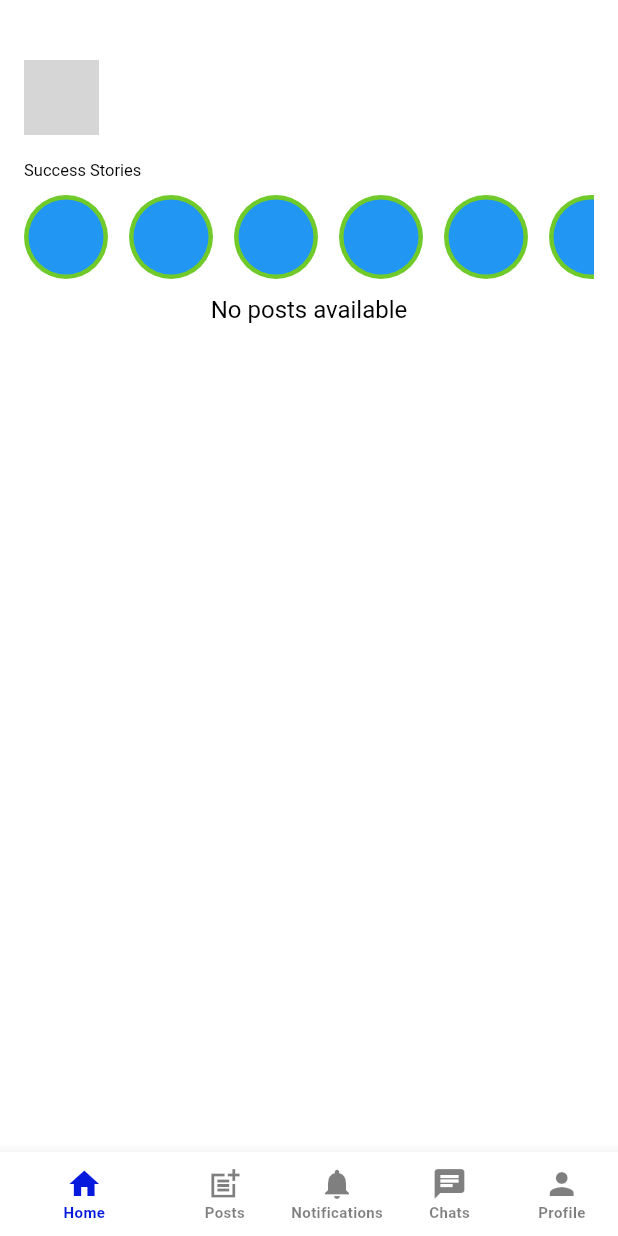
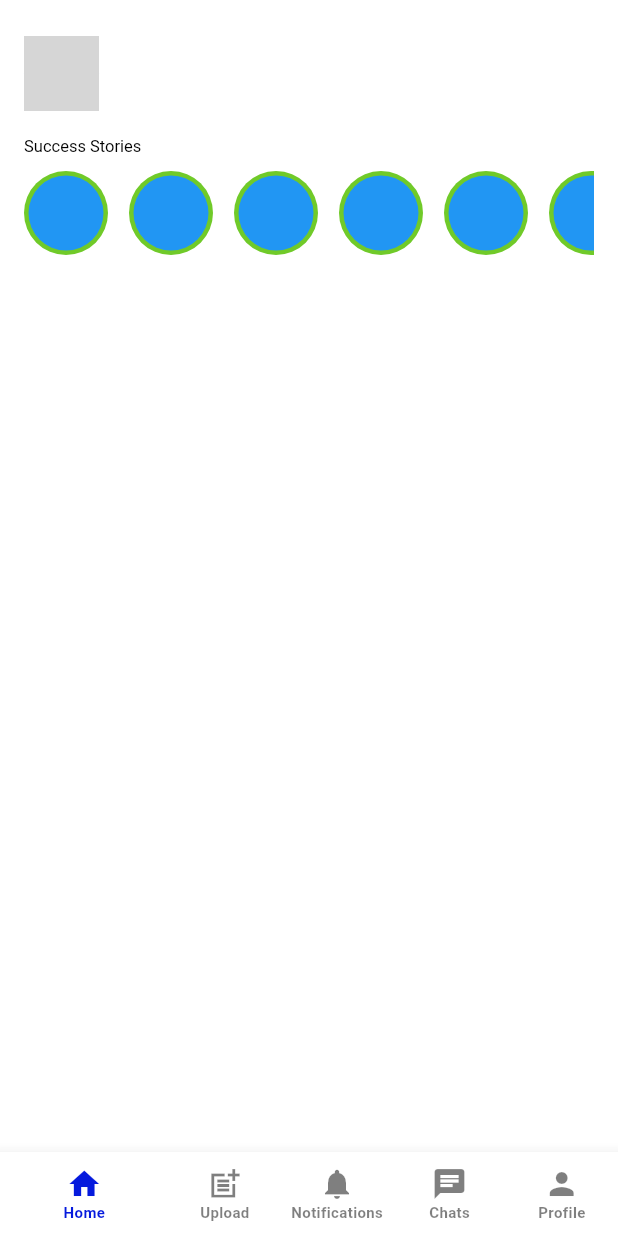
Before and after one commit to maaxkhann/Social-Media-App, a Flutter app: the CustomBottomNavBar screen opened by its route, on a phone screen of 412 x 824 dp. Run offline on Flutter 3.47's test engine with Material 3 defaults, Android fonts, the phone set to English and light mode, and no system bars; our stand-ins replace cloud_firestore, firebase_auth, firebase_core, firebase_storage, flutter_easyloading, get and 5 more; missing offline and left inert: video_thumbnail; accounts and stored records are empty; network calls fail; Roboto replaces fonts that are missing (Poppins); grey boxes are pictures that could not be loaded.

Commit message:
chat UI done

```diff
--- a/lib/components/custom_bottom_nav_bar.dart
+++ b/lib/components/custom_bottom_nav_bar.dart
@@ -59,7 +59,7 @@ class _CustomBottomNavBarState extends State<CustomBottomNavBar> {
             BottomNavigationBarItem(icon: Icon(Icons.home), label: 'Home'),
             BottomNavigationBarItem(
               icon: Icon(Icons.post_add_sharp),
-              label: 'Posts',
+              label: 'Upload',
             ),
             BottomNavigationBarItem(
               icon: Icon(Icons.notifications),
--- a/lib/constants/app_colors.dart
+++ b/lib/constants/app_colors.dart
@@ -7,4 +7,5 @@ class AppColors {
   static const blue = Color(0xFF051ADD);
   static const yellow = Color(0xFF70CA29);
   static const lightGrey = Color(0xFFD9D9D9);
+  static const lightShadeGrey = Color(0xFFC6C0C0);
 }
--- a/lib/controllers/notifications_controller.dart
+++ b/lib/controllers/notifications_controller.dart
@@ -179,7 +179,7 @@ class NotificationsController {
         .collection('Comments')
         .doc(commentId)
         .collection('Replies')
-        // .orderBy('timeStamp', descending: false)
+        .orderBy('timestamp', descending: false)
         .limit(5);
 
     if (lastReplyDocs[commentId] != null) {
--- a/lib/routes/app_pages.dart
+++ b/lib/routes/app_pages.dart
@@ -7,6 +7,7 @@ import 'package:social_media/views/auth/login_view.dart';
 import 'package:social_media/views/auth/otp_screen.dart';
 import 'package:social_media/views/auth/register_view.dart';
 import 'package:social_media/views/auth/splash_view.dart';
+import 'package:social_media/views/chat/chat_view.dart';
 import 'package:social_media/views/chat/messages_view.dart';
 import 'package:social_media/views/post/full_post_screen.dart';
 import 'package:social_media/views/notification/notifications_view.dart';
@@ -67,5 +68,10 @@ class AppPages {
       transition: Transition.fadeIn,
       page: () => MessagesView(),
     ),
+    GetPage(
+      name: AppRoutes.chatView,
+      transition: Transition.fadeIn,
+      page: () => ChatView(),
+    ),
   ];
 }
--- a/lib/routes/app_routes.dart
+++ b/lib/routes/app_routes.dart
@@ -8,4 +8,5 @@ abstract class AppRoutes {
   static const fullPostScreen = "/fullPostScreen";
   static const profileView = "/profileView";
   static const messagesView = "/messagesView";
+  static const chatView = "/chatView";
 }
--- a/lib/views/chat/messages_view.dart
+++ b/lib/views/chat/messages_view.dart
@@ -4,7 +4,7 @@ import 'package:social_media/constants/app_colors.dart';
 import 'package:social_media/constants/app_text.dart';
 import 'package:social_media/controllers/profile_controller.dart';
 import 'package:social_media/extensions/sized_box.dart';
-import 'package:social_media/views/chat/widgets/chat_appbar.dart';
+import 'package:social_media/views/chat/widgets/message_appbar.dart';
 import 'package:social_media/views/chat/widgets/group_widget.dart';
 import 'package:social_media/views/chat/widgets/messages_widget.dart';
 import 'package:social_media/views/chat/widgets/stories_list.dart';
@@ -41,7 +41,7 @@ class _MessagesViewState extends State<MessagesView>
                 pinned: true,
                 expandedHeight: 115,
                 flexibleSpace: FlexibleSpaceBar(
-                  background: ChatAppBar(
+                  background: MessageAppBar(
                     tabController: tabController,
                     image: profileController.userModel.value?.image,
                   ),
--- a/lib/views/home/home_view.dart
+++ b/lib/views/home/home_view.dart
@@ -9,21 +9,50 @@ import 'package:social_media/extensions/sized_box.dart';
 import 'package:social_media/models/post_model.dart';
 import 'package:social_media/views/home/widgets/home_posts_widget.dart';
 
-class HomeView extends StatelessWidget {
+class HomeView extends StatefulWidget {
   const HomeView({super.key});
 
   @override
-  Widget build(BuildContext context) {
+  State<HomeView> createState() => _HomeViewState();
+}
+
+class _HomeViewState extends State<HomeView> {
+  final scrollController = ScrollController();
   final postController = Get.find<PostController>();
   final profileController = Get.find<ProfileController>();
+
+  @override
+  void initState() {
+    super.initState();
+    scrollController.addListener(_onScroll);
+  }
+
+  void _onScroll() {
+    if (scrollController.position.pixels >=
+            scrollController.position.maxScrollExtent - 200 &&
+        !postController.isLoadingMorePosts.value &&
+        postController.hasMore) {
+      postController.fetchMorePosts();
+    }
+  }
+
+  @override
+  Widget build(BuildContext context) {
     return Scaffold(
-      body: SingleChildScrollView(
-        padding: const EdgeInsets.symmetric(horizontal: 16),
-        child: Column(
-          crossAxisAlignment: CrossAxisAlignment.start,
+      body: Obx(() {
+        final posts = postController.posts;
+        if (postController.isPostsLoading.value) {
+          return Center(child: CircularProgressIndicator());
+        }
+
+        return ListView(
+          controller: scrollController,
+          padding: const EdgeInsets.symmetric(horizontal: 16, vertical: 24),
           children: [
-            40.spaceY,
-            Obx(() {
+            // Header avatar
+            Align(
+              alignment: Alignment.topLeft,
+              child: Obx(() {
                 return CircleAvatar(
                   radius: 25,
                   foregroundImage: NetworkImage(
@@ -32,50 +61,30 @@ class HomeView extends StatelessWidget {
                   ),
                 );
               }),
+            ),
             18.spaceY,
+
+            // Stories
             CustomText(title: 'Success Stories', size: 11),
             11.spaceY,
             StoriesWidget(),
-            // CustomTextField(hintText: 'Write something'),
             13.spaceY,
-            StreamBuilder<List<PostModel>>(
-              stream: postController.getPostsStream(),
-              builder: (context, snapshot) {
-                if (snapshot.connectionState == ConnectionState.waiting) {
-                  return const Center(child: CircularProgressIndicator());
-                }
 
-                if (!snapshot.hasData || snapshot.data!.isEmpty) {
-                  return const Center(
-                    child: CustomText(title: 'No posts available', size: 16),
-                  );
-                }
-
-                final posts = snapshot.data!;
-
-                return ListView.separated(
-                  itemCount: posts.length,
-                  shrinkWrap: true,
-                  physics: NeverScrollableScrollPhysics(),
-                  separatorBuilder:
-                      (_, __) => Container(
-                        margin: EdgeInsets.symmetric(vertical: 11),
-                        height: 7,
-                        decoration: BoxDecoration(color: AppColors.lightGrey),
+            // Posts List
+            ...posts.map(
+              (post) =>
+                  Column(children: [HomePostsWidget(post: post), 10.spaceY]),
             ),
 
-                  itemBuilder: (context, index) {
-                    final post = posts[index];
-                    // final user = post.user;
-
-                    return HomePostsWidget(post: post);
-                  },
-                );
-              },
+            // Loader
+            if (postController.isLoadingMorePosts.value)
+              const Padding(
+                padding: EdgeInsets.symmetric(vertical: 16),
+                child: Center(child: CircularProgressIndicator()),
               ),
           ],
-        ),
-      ),
+        );
+      }),
     );
   }
 }
--- a/lib/views/home/widgets/comment_dialog.dart
+++ b/lib/views/home/widgets/comment_dialog.dart
@@ -5,11 +5,7 @@ import 'package:social_media/constants/app_colors.dart';
 import 'package:social_media/constants/app_text.dart';
 import 'package:social_media/controllers/notifications_controller.dart';
 import 'package:social_media/controllers/post_controller.dart';
-import 'package:social_media/controllers/profile_controller.dart';
 import 'package:social_media/extensions/sized_box.dart';
-import 'package:social_media/models/comments_model.dart';
-import 'package:social_media/shared/console.dart';
-import 'package:social_media/views/home/widgets/comment_reply_widget.dart';
 import 'package:social_media/views/home/widgets/comments_widget.dart';
 
 showCommentSheet(
@@ -21,7 +17,7 @@ showCommentSheet(
   final postController = Get.find<PostController>();
 
   final notificationsController = Get.find<NotificationsController>();
-  final commentStream = postController.getComments(postId);
+  // final commentStream = postController.getComments(postId);
   bool autoFocus = false;
   final scrollController = ScrollController();
   final Map<String, GlobalKey> commentKeys = {};
--- a/lib/views/home/widgets/comment_reply_widget.dart
+++ b/lib/views/home/widgets/comment_reply_widget.dart
@@ -249,7 +249,7 @@ class _CommentWithRepliesWidgetState extends State<CommentReplyWidget> {
                             ? const CircularProgressIndicator()
                             : !notificationsController.hasMoreReplies[comment
                                 .commentId]!
-                            ? SizedBox()
+                            ? SizedBox.shrink()
                             : TextButton(
                               onPressed:
                                   () => notificationsController
--- a/lib/views/post/post_view.dart
+++ b/lib/views/post/post_view.dart
@@ -71,7 +71,7 @@ class _PostViewState extends State<PostView> {
                           ],
                         ),
                       ),
-                      24.spaceY,
+                      12.spaceY,
                       if (filePath != null)
                         postType == 'image'
                             ? Image.file(
```
Also changed, not shown: lib/controllers/post_controller.dart (+138 -60 lines), lib/views/chat/chat_view.dart (added, +78 -0 lines), lib/views/chat/widgets/chat_appbar.dart (+86 -39 lines), lib/views/chat/widgets/chat_bottombar.dart (added, +61 -0 lines), lib/views/chat/widgets/message_appbar.dart (added, +54 -0 lines), lib/views/post/widgets/post_actions.dart (+6 -1 lines). Lines whose indentation alone changed are shown as unchanged.
